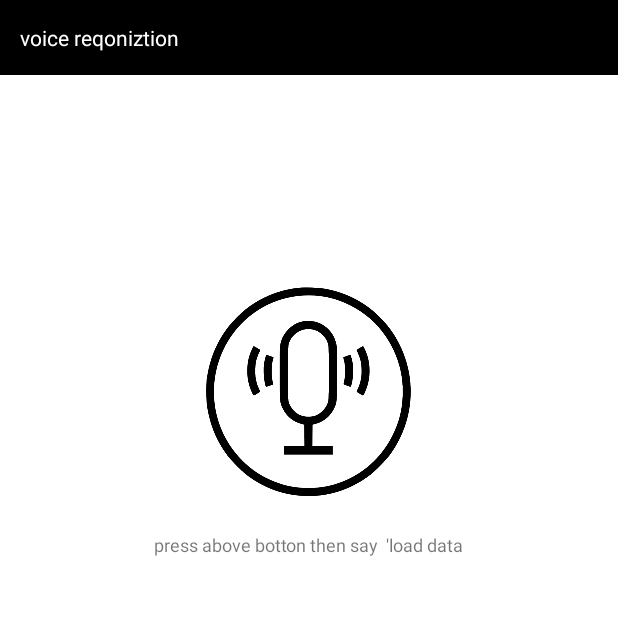
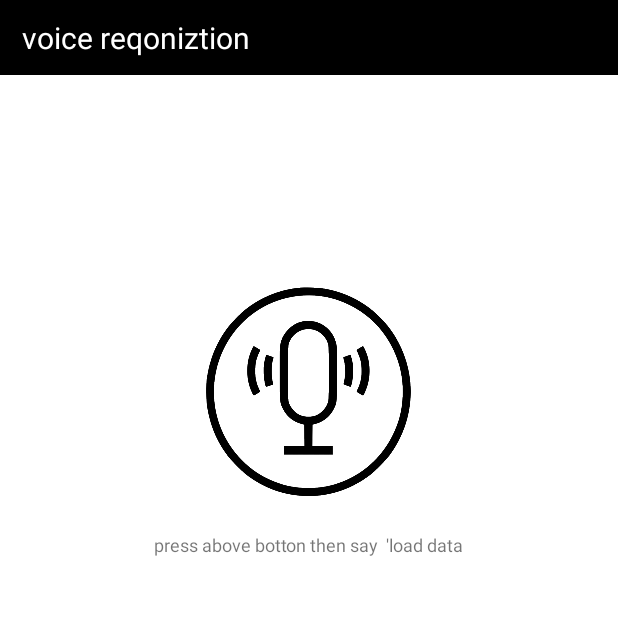
Before and after one commit to altgani5500/NY_NEWS, an Android app: the screen it shows after launch (Voice_Recnization), on a phone screen of 412 x 824 dp, the top half of it. Run offline under Robolectric (Android 15) with nearby library versions, the phone set to English and light mode, and no system bars.

Commit message:
edit RedMe

```diff
--- a/app/src/main/java/com/example/ienovo/list_ho/MainActivity.java
+++ b/app/src/main/java/com/example/ienovo/list_ho/MainActivity.java
@@ -96,7 +96,6 @@ public class MainActivity extends Activity {
                             JSONArray array_2 = jsonObject.getJSONArray("results");
 
                           //  Toast.makeText(MainActivity.this, "jj"+array_2, Toast.LENGTH_LONG).show();
-
                          // Log.e("loooooooooooooooool",array_2.toString());
 
                             for (int i =array_2.length()-1 ; i >=0; i--) {
--- a/app/src/main/res/layout/voice__recnization.xml
+++ b/app/src/main/res/layout/voice__recnization.xml
@@ -21,6 +21,7 @@
                 android:layout_width="wrap_content"
                 android:layout_height="wrap_content"
                 android:id="@+id/textView"
+                android:textSize="20dp"
                 android:layout_centerVertical="true"
                 android:layout_alignParentStart="true"
                 android:layout_alignParentEnd="true" />
```
